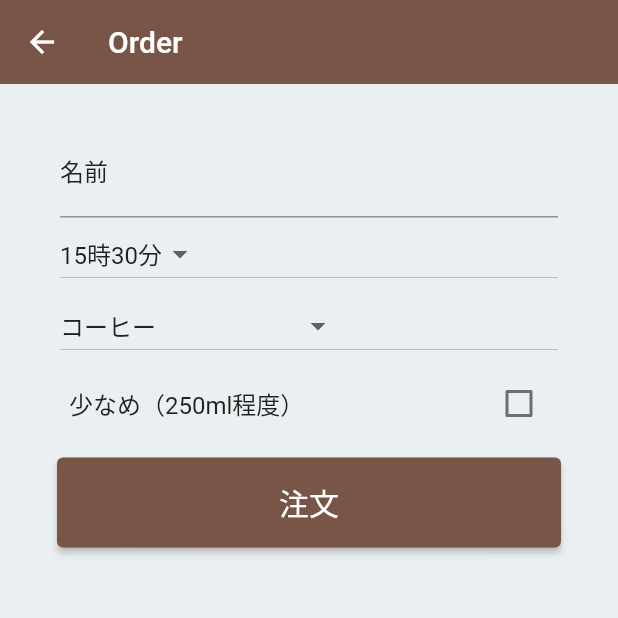
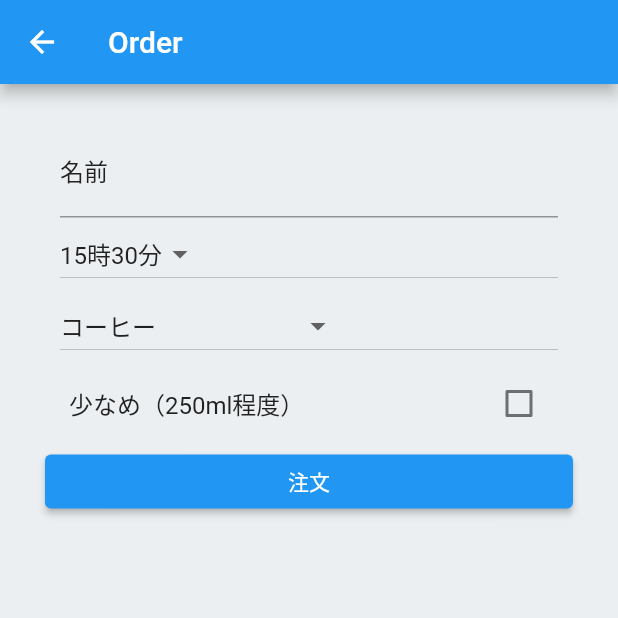
Before and after one commit to shinnkura/simple_lunch, a Flutter app: the screen it shows after launch, after a tap on "注文する", on a phone screen of 412 x 824 dp, the top half of it. Run offline on Flutter 3.47's test engine with Material 2 defaults, Android fonts, the phone set to English and light mode, and no system bars; our stand-ins replace cloud_firestore, firebase_core, shared_preferences; accounts and stored records are empty.

Commit message:
ディレクトリの移動

```diff
--- a/lib/main.dart
+++ b/lib/main.dart
@@ -1,8 +1,8 @@
 import 'package:flutter/material.dart';
 
 import 'package:firebase_core/firebase_core.dart';
-import 'package:simple_lunch/screens/order_lists/order_list.dart';
-import 'package:simple_lunch/screens/order_screen/order_screen.dart';
+import 'package:simple_lunch/screens/order_list.dart';
+import 'package:simple_lunch/screens/order_screen.dart';
 import 'firebase_options.dart';
 
 import 'constants.dart';
--- a/lib/screens/edito_order_pages/edit_order_page.dart
+++ b/lib/screens/edit_order_page.dart
@@ -1,9 +1,9 @@
 import 'package:flutter/material.dart';
 import 'package:cloud_firestore/cloud_firestore.dart';
-import 'package:simple_lunch/screens/order_lists/order_list.dart';
+import 'package:simple_lunch/screens/order_list.dart';
 
-import '../../constants.dart';
-import 'components/coffee_type_dropdown.dart';
+import '../constants.dart';
+import 'coffee_type_dropdown.dart';
 
 class EditOrderPage extends StatefulWidget {
   final String name;
--- a/lib/screens/order_lists/order_list.dart
+++ b/lib/screens/order_list.dart
@@ -1,8 +1,8 @@
 import 'package:flutter/material.dart';
 import 'package:url_launcher/url_launcher.dart';
-import '../edito_order_pages/edit_order_page.dart';
-import '../order_screen/order_screen.dart';
-import 'components/order_loader.dart';
+import 'edit_order_page.dart';
+import 'order_screen.dart';
+import 'order_loader.dart';
 
 class OrderListPage extends StatefulWidget {
   const OrderListPage({Key? key}) : super(key: key);
--- a/lib/screens/order_screen/order_screen.dart
+++ b/lib/screens/order_screen.dart
@@ -1,10 +1,8 @@
 import 'package:flutter/material.dart';
 import 'package:cloud_firestore/cloud_firestore.dart';
-import 'package:simple_lunch/screens/order_lists/order_list.dart';
-import '../../constants.dart';
-import 'components/custom_app_bar.dart';
-import 'components/custom_dropdown_button.dart';
-import 'components/custom_elevated_button.dart';
+import 'package:simple_lunch/screens/order_list.dart';
+import '../constants.dart';
+import 'custom_dropdown_button.dart';
 
 class OrderPage extends StatefulWidget {
   const OrderPage({required Key key, required this.title}) : super(key: key);
@@ -45,7 +43,11 @@ class _OrderPageState extends State<OrderPage> {
   @override
   Widget build(BuildContext context) {
     return Scaffold(
-      appBar: CustomAppBar(title: widget.title),
+      // appBar: CustomAppBar(title: widget.title),
+      appBar: AppBar(
+        title: Text(widget.title),
+        // automaticallyImplyLeading: false,
+      ),
       body: _buildBody(),
     );
   }
@@ -118,7 +120,7 @@ class _OrderPageState extends State<OrderPage> {
                 });
               },
             ),
-            CustomElevatedButton(
+            ElevatedButton(
               onPressed: () {
                 if (_formKey.currentState!.validate()) {
                   _saveOrder(
@@ -135,7 +137,7 @@ class _OrderPageState extends State<OrderPage> {
                   );
                 }
               },
-              text: '注文',
+              child: Text('注文'),
             ),
           ],
         ),
--- a/lib/screens/order_screen/components/custom_app_bar.dart
+++ /dev/null
@@ -1,20 +0,0 @@
-import 'package:flutter/material.dart';
-import '../../../constants.dart';
-
-class CustomAppBar extends StatelessWidget implements PreferredSizeWidget {
-  final String title;
-
-  const CustomAppBar({Key? key, required this.title}) : super(key: key);
-
-  @override
-  Widget build(BuildContext context) {
-    return AppBar(
-      backgroundColor: kPrimaryColor,
-      elevation: 0,
-      title: Text(title),
-    );
-  }
-
-  @override
-  Size get preferredSize => const Size.fromHeight(kToolbarHeight);
-}
--- a/lib/screens/order_screen/components/custom_elevated_button.dart
+++ /dev/null
@@ -1,35 +0,0 @@
-import 'package:flutter/material.dart';
-import '../../../constants.dart';
-
-class CustomElevatedButton extends StatelessWidget {
-  final VoidCallback onPressed;
-  final String text;
-
-  const CustomElevatedButton({
-    Key? key,
-    required this.onPressed,
-    required this.text,
-  }) : super(key: key);
-
-  @override
-  Widget build(BuildContext context) {
-    return Padding(
-      padding: const EdgeInsets.all(8.0),
-      child: ElevatedButton(
-        onPressed: onPressed,
-        style: ButtonStyle(
-          backgroundColor: MaterialStateProperty.all<Color>(
-            kPrimaryColor,
-          ),
-          padding: MaterialStateProperty.all<EdgeInsets>(
-            const EdgeInsets.symmetric(horizontal: 20.0, vertical: 15.0),
-          ),
-        ),
-        child: Text(
-          text,
-          style: const TextStyle(fontSize: 20),
-        ),
-      ),
-    );
-  }
-}
```
Also changed, not shown: lib/screens/coffee_type_dropdown.dart (renamed from lib/screens/edito_order_pages/components/coffee_type_dropdown.dart), lib/screens/custom_dropdown_button.dart (renamed from lib/screens/order_screen/components/custom_dropdown_button.dart), lib/screens/order_loader.dart (renamed from lib/screens/order_lists/components/order_loader.dart).
